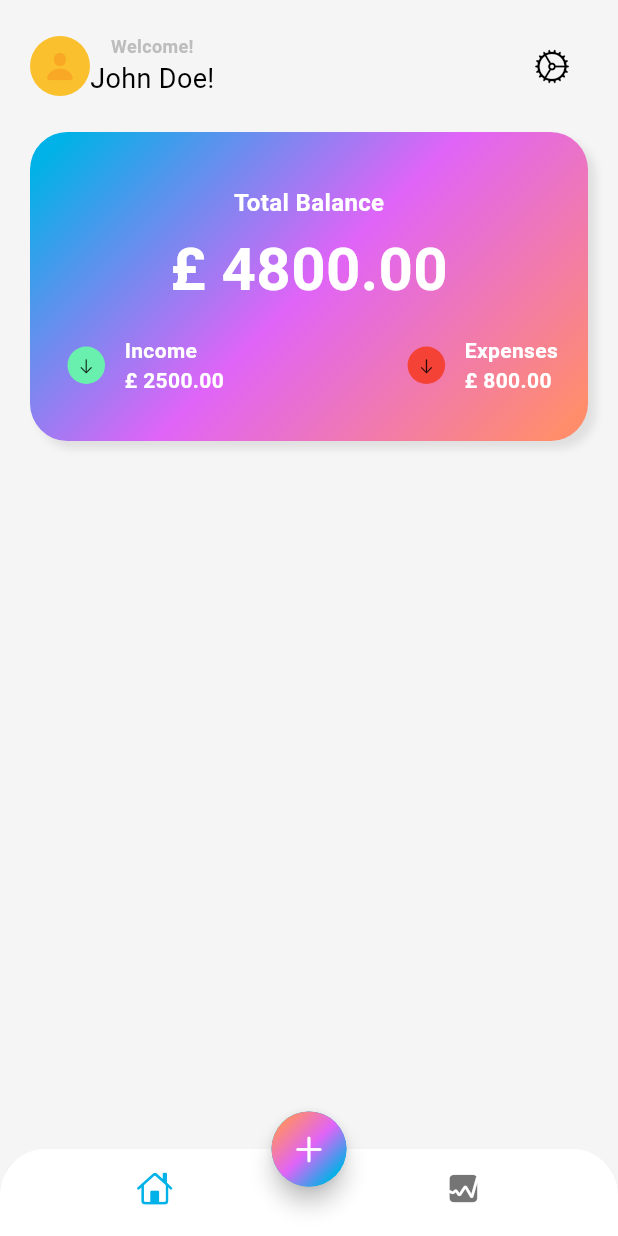
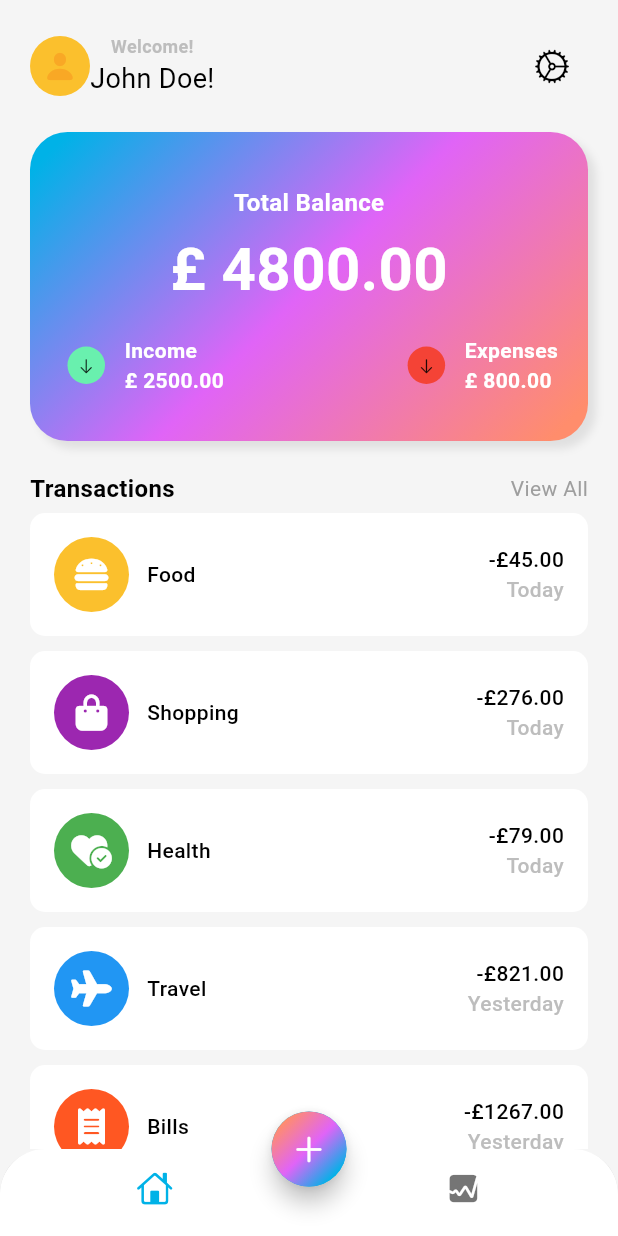
Before and after one commit to Oliphantoken/moody_tasks, a Flutter app: the screen it shows after launch, on a phone screen of 412 x 824 dp. Run offline on Flutter 3.47's test engine with Material 3 defaults, Android fonts, the light colour scheme and no system bars; our stand-ins replace font_awesome_flutter.

Commit message:
Completing the transactions list
Created transactions mock data in lib/data/data.dart
Created and completed the transactions list view
Imported and used Font Awesome for list icons

```diff
--- a/lib/app_view.dart
+++ b/lib/app_view.dart
@@ -3,7 +3,7 @@ import 'package:flutter/material.dart';
 
 
 class MyAppView extends StatelessWidget {
-  const MyAppView({Key? key}) : super(key: key);
+  const MyAppView({super.key});
 
   @override
   Widget build(BuildContext context) {
--- /dev/null
+++ b/lib/data/data.dart
@@ -0,0 +1,45 @@
+import 'package:flutter/material.dart';
+import 'package:font_awesome_flutter/font_awesome_flutter.dart';
+
+List<Map<String, dynamic>> transactionsData = [
+  {
+    'color': Colors.yellow[700],
+    'icon': const FaIcon(FontAwesomeIcons.burger, color: Colors.white),
+    'name': 'Food',
+    'totalAmount': '-£45.00' ,
+    'date': 'Today'
+  },
+
+  {
+    'color': Colors.purple,
+    'icon': const FaIcon(FontAwesomeIcons.bagShopping, color: Colors.white),
+    'name': 'Shopping',
+    'totalAmount': '-£276.00' ,
+    'date': 'Today'
+  },
+
+  {
+    'icon': const FaIcon(FontAwesomeIcons.heartCircleCheck, color: Colors.white),
+    'color': Colors.green,
+    'name': 'Health',
+    'totalAmount': '-£79.00' ,
+    'date': 'Today'
+  },
+
+  {
+    'icon': const FaIcon(FontAwesomeIcons.plane, color: Colors.white),
+    'color': Colors.blue,
+    'name': 'Travel',
+    'totalAmount': '-£821.00' ,
+    'date': 'Yesterday'
+  },
+
+  {
+    'icon': const FaIcon(FontAwesomeIcons.receipt, color: Colors.white),
+    'color': Colors.deepOrange,
+    'name': 'Bills',
+    'totalAmount': '-£1267.00' ,
+    'date': 'Yesterday'
+  },
+
+];
--- a/lib/screens/home/views/main_screen.dart
+++ b/lib/screens/home/views/main_screen.dart
@@ -1,5 +1,5 @@
 import 'dart:math';
-
+import 'package:expense_tracker/data/data.dart';
 import 'package:flutter/cupertino.dart';
 import 'package:flutter/material.dart';
 
@@ -20,6 +20,15 @@ class MainScreen extends StatelessWidget {
           const SizedBox(height: 20),
 
           _showCardbox(context), //Card Box
+
+          const SizedBox(height: 20),
+
+          _showTransactionsTitle(context), //Transactions title row
+
+          const SizedBox(height: 5),
+
+          _showTransactionsList(context, transactionsData.length),
+
         ]
 
 
@@ -187,4 +196,97 @@ class MainScreen extends StatelessWidget {
 
     );
   }
+
+///Transactions title row
+  Row _showTransactionsTitle(BuildContext context){
+    return Row (
+          mainAxisAlignment: MainAxisAlignment.spaceBetween,
+          children: [
+
+            //Transactions title row
+            Text("Transactions", style: TextStyle(fontSize: 16, color: Theme.of(context).colorScheme.onSurface, fontWeight: FontWeight.bold)),
+            //TextButton( onPressed:(){}, child: Text("View All", style: TextStyle(color: Colors.grey, fontSize: 14)) ),
+            GestureDetector( onTap:(){}, child: Text("View All", style: TextStyle(fontSize: 14, color: Colors.grey)) ),
+          ],
+        );
+  }
+
+///Transactions list view
+  Expanded _showTransactionsList(BuildContext context, int itemCount){
+    return Expanded(
+
+      child: ListView.builder(
+        itemCount: itemCount,
+        itemBuilder: (context, int i) {
+
+          return Padding(
+            padding: const EdgeInsets.only(bottom: 10),
+
+            //Container for each list item
+            child: Container(
+
+              //Item container background
+              decoration: BoxDecoration(
+                color: Colors.white,
+                borderRadius: BorderRadius.circular(10),
+              ),
+
+              //Item row
+              child: Padding(
+                padding: const EdgeInsets.all(16.0),
+                child: Row(
+                  mainAxisAlignment: MainAxisAlignment.spaceBetween,
+                  children: [
+
+                    //Left: Item icon and name
+                    Row(
+                      children: [
+
+                        //Icon
+                        Stack(
+                          alignment: Alignment.center,
+                          children: [
+                            Container (
+                              width: 50,
+                              height: 50,
+                              decoration: BoxDecoration(
+                                color: transactionsData[i]["color"],
+                                shape: BoxShape.circle
+                              ),
+                            ),
+                            transactionsData[i]["icon"],
+                          ],
+                        ),
+
+                        SizedBox(width: 12),
+
+                        //Item name
+                        Text(transactionsData[i]['name'], style: TextStyle(fontSize: 14, color: Theme.of(context).colorScheme.onSurface, fontWeight: FontWeight.w500)),
+                      ]
+                    ),
+
+                    //Right: item cost and date
+                    Column(
+                      crossAxisAlignment: CrossAxisAlignment.end,
+                      children: [
+                        Text(transactionsData[i]['totalAmount'], style: TextStyle(fontSize: 14, color: Theme.of(context).colorScheme.onSurface, fontWeight: FontWeight.w500)),
+                        Text(transactionsData[i]['date'], style: TextStyle(fontSize: 14, color: Theme.of(context).colorScheme.outline, fontWeight: FontWeight.w500)),
+
+                      ]
+                    ),
+
+                  ], //Big row
+                ),
+
+
+              )
+
+            ),
+          );
+
+        }
+      ),
+    );
+  }
+
 }
--- a/pubspec.yaml
+++ b/pubspec.yaml
@@ -30,6 +30,9 @@ environment:
 dependencies:
   flutter:
     sdk: flutter
+
+  # Font awesome icons. Use with " FaIcon(FontAwesomeIcons.<select icon>)"
+  font_awesome_flutter: ^10.8.0
 
   # The following adds the Cupertino Icons font to your application.
   # Use with the CupertinoIcons class for iOS style icons.
```
